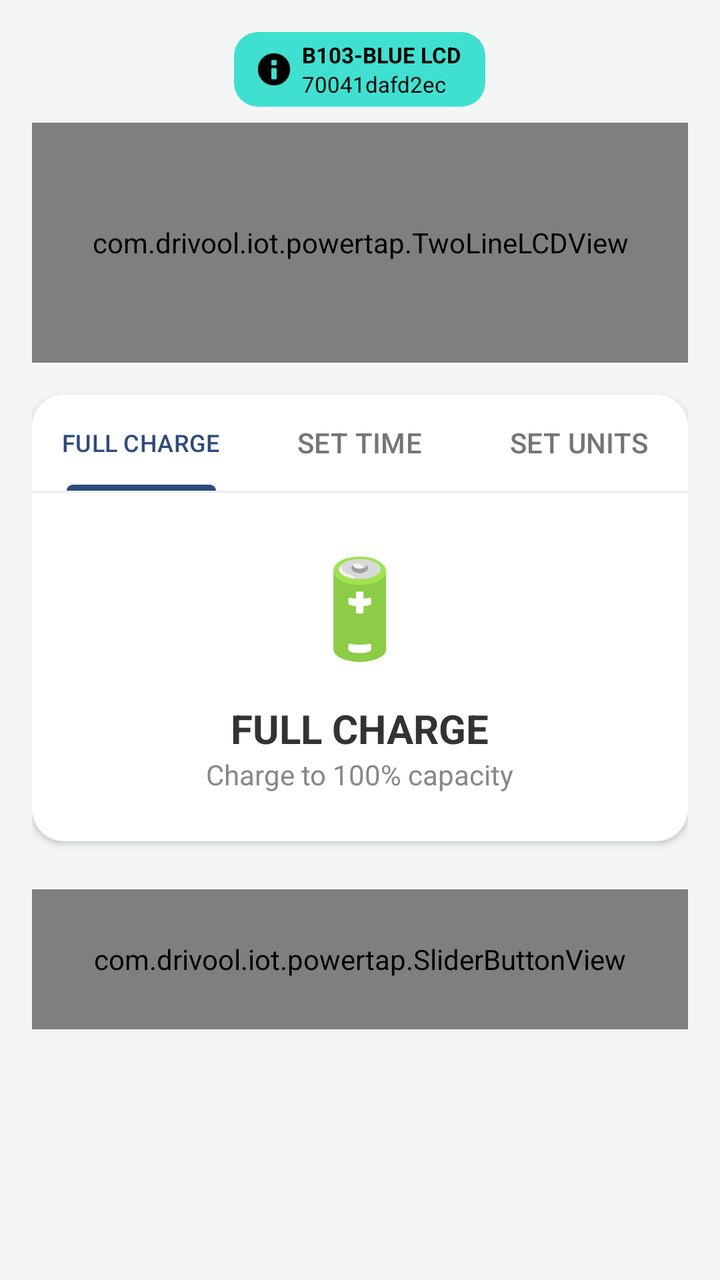
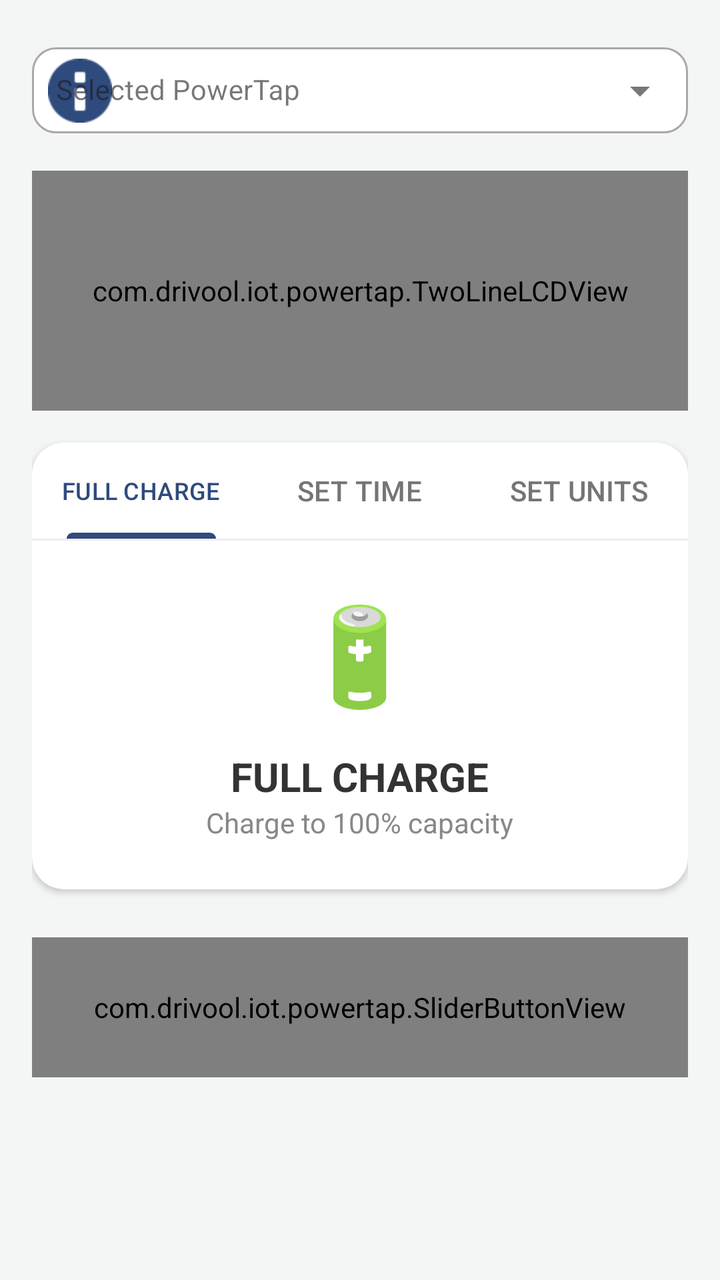

Before-and-after screenshots of an Android layout around one commit, followed by the original layout XML and the change that was made.
<!-- AndroidManifest.xml: application theme Theme.PowerTap -->
<!-- res/layout/fragment_home.xml -->
<?xml version="1.0" encoding="utf-8"?>
<ScrollView xmlns:android="http://schemas.android.com/apk/res/android"
    xmlns:app="http://schemas.android.com/apk/res-auto"
    android:layout_width="match_parent"
    android:layout_height="match_parent"
    android:background="#f4f6f6">

    <LinearLayout
        android:layout_width="match_parent"
        android:layout_height="wrap_content"
        android:orientation="vertical"
        android:padding="16dp"
        android:gravity="center_horizontal">

        
        <LinearLayout
            android:layout_width="match_parent"
            android:layout_height="wrap_content"
            android:orientation="vertical"
            android:gravity="center_horizontal"
            android:layout_marginBottom="16dp">

            
            <LinearLayout
                android:layout_width="wrap_content"
                android:layout_height="wrap_content"
                android:background="@drawable/badge_background"
                android:orientation="horizontal"
                android:paddingHorizontal="12dp"
                android:paddingVertical="4dp"
                android:layout_marginBottom="8dp"
                android:gravity="center_vertical">

                <ImageView
                    android:layout_width="16dp"
                    android:layout_height="16dp"
                    android:src="@android:drawable/ic_dialog_info"
                    android:layout_marginEnd="6dp"
                    app:tint="@color/black"
                    android:contentDescription="Info" />

                <LinearLayout
                    android:layout_width="wrap_content"
                    android:layout_height="wrap_content"
                    android:orientation="vertical">
                    <TextView
                        android:layout_width="wrap_content"
                        android:layout_height="wrap_content"
                        android:text="B103-BLUE LCD"
                        android:textStyle="bold"
                        android:textColor="@color/black"
                        android:textSize="11sp" />
                    <TextView
                        android:layout_width="wrap_content"
                        android:layout_height="wrap_content"
                        android:text="70041dafd2ec"
                        android:textColor="@color/black"
                        android:textSize="11sp" />
                </LinearLayout>
            </LinearLayout>

            
            <com.drivool.iot.powertap.TwoLineLCDView
                android:id="@+id/lcd_view"
                android:layout_width="match_parent"
                android:layout_height="120dp" />
        </LinearLayout>

        
        <androidx.cardview.widget.CardView
            android:layout_width="match_parent"
            android:layout_height="wrap_content"
            android:layout_marginBottom="16dp"
            app:cardCornerRadius="16dp"
            app:cardElevation="2dp"
            app:cardBackgroundColor="@color/white">

            <LinearLayout
                android:layout_width="match_parent"
                android:layout_height="wrap_content"
                android:orientation="vertical">

                <com.google.android.material.tabs.TabLayout
                    android:id="@+id/tabLayout"
                    android:layout_width="match_parent"
                    android:layout_height="wrap_content"
                    app:tabIndicatorColor="@color/tab_indicator"
                    app:tabSelectedTextColor="@color/tab_indicator"
                    app:tabTextColor="#757575"
                    app:tabRippleColor="@android:color/transparent"
                    app:tabMode="fixed"
                    app:tabGravity="fill"
                    android:background="@color/white">
                    <com.google.android.material.tabs.TabItem
                        android:layout_width="wrap_content"
                        android:layout_height="wrap_content"
                        android:text="FULL CHARGE" />
                    <com.google.android.material.tabs.TabItem
                        android:layout_width="wrap_content"
                        android:layout_height="wrap_content"
                        android:text="SET TIME" />
                    <com.google.android.material.tabs.TabItem
                        android:layout_width="wrap_content"
                        android:layout_height="wrap_content"
                        android:text="SET UNITS" />
                </com.google.android.material.tabs.TabLayout>

                <View
                    android:layout_width="match_parent"
                    android:layout_height="1dp"
                    android:background="#EEEEEE" />

                <LinearLayout
                    android:layout_width="match_parent"
                    android:layout_height="wrap_content"
                    android:orientation="vertical"
                    android:padding="24dp"
                    android:gravity="center">

                    <TextView
                        android:id="@+id/txtIcon"
                        android:layout_width="wrap_content"
                        android:layout_height="wrap_content"
                        android:text="🔋"
                        android:textSize="48sp"
                        android:layout_marginBottom="16dp" />

                    <TextView
                        android:id="@+id/txtTitle"
                        android:layout_width="wrap_content"
                        android:layout_height="wrap_content"
                        android:text="FULL CHARGE"
                        android:textSize="20sp"
                        android:textStyle="bold"
                        android:textColor="#333333" />

                    <TextView
                        android:id="@+id/txtSubtitle"
                        android:layout_width="wrap_content"
                        android:layout_height="wrap_content"
                        android:text="Charge to 100% capacity"
                        android:textColor="#888888"
                        android:textSize="14sp" />

                    <LinearLayout
                        android:id="@+id/sliderSection"
                        android:layout_width="match_parent"
                        android:layout_height="wrap_content"
                        android:orientation="vertical"
                        android:visibility="gone"
                        android:gravity="center">

                        <LinearLayout
                            android:layout_width="match_parent"
                            android:layout_height="wrap_content"
                            android:gravity="center_vertical"
                            android:orientation="horizontal">

                            <com.google.android.material.button.MaterialButton
                                android:id="@+id/btnMinus"
                                android:layout_width="56dp"
                                android:layout_height="56dp"
                                android:text="-"
                                android:textAllCaps="false"
                                android:textColor="#FFFFFF"
                                android:textStyle="bold"
                                android:textSize="28sp"
                                app:backgroundTint="#C8B0F9"
                                app:cornerRadius="28dp"
                                android:padding="0dp"
                                android:insetTop="0dp"
                                android:insetBottom="0dp"
                                android:insetLeft="0dp"
                                android:insetRight="0dp"
                                app:iconPadding="0dp" />

                            <TextView
                                android:id="@+id/txtValue"
                                android:layout_width="0dp"
                                android:layout_height="wrap_content"
                                android:layout_weight="1"
                                android:gravity="center"
                                android:text="1:00"
                                android:textSize="32sp"
                                android:textColor="@color/black"
                                android:textStyle="bold" />

                            <com.google.android.material.button.MaterialButton
                                android:id="@+id/btnPlus"
                                android:layout_width="56dp"
                                android:layout_height="56dp"
                                android:text="+"
                                android:textAllCaps="false"
                                android:textColor="#FFFFFF"
                                android:textStyle="bold"
                                android:textSize="20sp"
                                app:backgroundTint="#C8B0F9"
                                app:cornerRadius="28dp"
                                android:padding="0dp"
                                android:insetTop="0dp"
                                android:insetBottom="0dp"
                                android:insetLeft="0dp"
                                android:insetRight="0dp"
                                app:iconPadding="0dp" />
                        </LinearLayout>

                        <SeekBar
                            android:id="@+id/seekBar"
                            android:layout_width="match_parent"
                            android:layout_height="wrap_content"
                            android:layout_marginTop="16dp" />

                        <TextView
                            android:id="@+id/txtInfo"
                            android:layout_width="match_parent"
                            android:layout_height="wrap_content"
                            android:gravity="center"
                            android:textColor="#888888"
                            android:textSize="14sp"
                            android:layout_marginTop="8dp" />
                    </LinearLayout>
                </LinearLayout>
            </LinearLayout>
        </androidx.cardview.widget.CardView>

        <com.drivool.iot.powertap.SliderButtonView
            android:id="@+id/slider_button"
            android:layout_width="match_parent"
            android:layout_height="70dp"
            android:layout_marginTop="8dp" />

    </LinearLayout>
</ScrollView>
<!-- resources referenced by this layout -->
<resources>
  <color name="black">#000000</color>
  <color name="tab_indicator">#2f4a7c</color>
  <color name="white">#FFFFFF</color>
  <!-- drawable badge_background (drawable) -->
  <?xml version="1.0" encoding="utf-8"?>
  <shape xmlns:android="http://schemas.android.com/apk/res/android">
      <solid android:color="@color/turquoise_blue" />
      <corners android:radius="12dp" />
  </shape>
  <style name="Theme.PowerTap" parent="Theme.Material3.DayNight.NoActionBar">
          <item name="colorPrimary">#2f4a7c</item>
          <item name="android:statusBarColor">#2f4a7c</item>
      </style>
  <color name="turquoise_blue">#40E0D0</color>
</resources>

<!-- the commit's change to res/layout/fragment_home.xml (unified diff, before → after) -->
@@ -5,229 +5,258 @@
     android:layout_height="match_parent"
     android:background="#f4f6f6">
 
-    <LinearLayout
+    <FrameLayout
         android:layout_width="match_parent"
-        android:layout_height="wrap_content"
-        android:orientation="vertical"
-        android:padding="16dp"
-        android:gravity="center_horizontal">
-
-        
+        android:layout_height="match_parent">
+
         <LinearLayout
+            android:id="@+id/mainContent"
             android:layout_width="match_parent"
             android:layout_height="wrap_content"
             android:orientation="vertical"
-            android:gravity="center_horizontal"
-            android:layout_marginBottom="16dp">
+            android:padding="16dp"
+            android:gravity="center_horizontal">
 
             
-            <LinearLayout
-                android:layout_width="wrap_content"
-                android:layout_height="wrap_content"
-                android:background="@drawable/badge_background"
-                android:orientation="horizontal"
-                android:paddingHorizontal="12dp"
-                android:paddingVertical="4dp"
-                android:layout_marginBottom="8dp"
-                android:gravity="center_vertical">
-
-                <ImageView
-                    android:layout_width="16dp"
-                    android:layout_height="16dp"
-                    android:src="@android:drawable/ic_dialog_info"
-                    android:layout_marginEnd="6dp"
-                    app:tint="@color/black"
-                    android:contentDescription="Info" />
-
-                <LinearLayout
-                    android:layout_width="wrap_content"
+            <com.google.android.material.textfield.TextInputLayout
+                style="@style/Widget.MaterialComponents.TextInputLayout.OutlinedBox.ExposedDropdownMenu"
+                android:layout_width="match_parent"
+                android:layout_height="wrap_content"
+                android:layout_marginBottom="16dp"
+                android:hint="Selected PowerTap"
+                app:startIconDrawable="@android:drawable/ic_dialog_info"
+                app:startIconTint="@color/primary_blue"
+                app:boxBackgroundColor="@color/white"
+                app:boxCornerRadiusTopStart="12dp"
+                app:boxCornerRadiusTopEnd="12dp"
+                app:boxCornerRadiusBottomStart="12dp"
+                app:boxCornerRadiusBottomEnd="12dp">
+
+                <AutoCompleteTextView
+                    android:id="@+id/deviceSelector"
+                    android:layout_width="match_parent"
                     android:layout_height="wrap_content"
-                    android:orientation="vertical">
-                    <TextView
-                        android:layout_width="wrap_content"
-                        android:layout_height="wrap_content"
-                        android:text="B103-BLUE LCD"
-                        android:textStyle="bold"
-                        android:textColor="@color/black"
-                        android:textSize="11sp" />
-                    <TextView
-                        android:layout_width="wrap_content"
-                        android:layout_height="wrap_content"
-                        android:text="70041dafd2ec"
-                        android:textColor="@color/black"
-                        android:textSize="11sp" />
-                </LinearLayout>
-            </LinearLayout>
+                    android:inputType="none"
+                    android:textSize="14sp"
+                    android:padding="12dp" />
+            </com.google.android.material.textfield.TextInputLayout>
 
             
             <com.drivool.iot.powertap.TwoLineLCDView
                 android:id="@+id/lcd_view"
                 android:layout_width="match_parent"
-                android:layout_height="120dp" />
-        </LinearLayout>
-
-        
-        <androidx.cardview.widget.CardView
-            android:layout_width="match_parent"
-            android:layout_height="wrap_content"
-            android:layout_marginBottom="16dp"
-            app:cardCornerRadius="16dp"
-            app:cardElevation="2dp"
-            app:cardBackgroundColor="@color/white">
-
-            <LinearLayout
-                android:layout_width="match_parent"
-                android:layout_height="wrap_content"
-                android:orientation="vertical">
-
-                <com.google.android.material.tabs.TabLayout
-                    android:id="@+id/tabLayout"
-                    android:layout_width="match_parent"
-                    android:layout_height="wrap_content"
-                    app:tabIndicatorColor="@color/tab_indicator"
-                    app:tabSelectedTextColor="@color/tab_indicator"
-                    app:tabTextColor="#757575"
-                    app:tabRippleColor="@android:color/transparent"
-                    app:tabMode="fixed"
-                    app:tabGravity="fill"
-                    android:background="@color/white">
-                    <com.google.android.material.tabs.TabItem
-                        android:layout_width="wrap_content"
-                        android:layout_height="wrap_content"
-                        android:text="FULL CHARGE" />
-                    <com.google.android.material.tabs.TabItem
-                        android:layout_width="wrap_content"
-                        android:layout_height="wrap_content"
-                        android:text="SET TIME" />
-                    <com.google.android.material.tabs.TabItem
-                        android:layout_width="wrap_content"
-                        android:layout_height="wrap_content"
-                        android:text="SET UNITS" />
-                </com.google.android.material.tabs.TabLayout>
-
-                <View
-                    android:layout_width="match_parent"
-                    android:layout_height="1dp"
-                    android:background="#EEEEEE" />
+                android:layout_height="120dp"
+                android:layout_marginBottom="16dp" />
+
+            
+            <androidx.cardview.widget.CardView
+                android:layout_width="match_parent"
+                android:layout_height="wrap_content"
+                android:layout_marginBottom="16dp"
+                app:cardCornerRadius="16dp"
+                app:cardElevation="2dp"
+                app:cardBackgroundColor="@color/white">
 
                 <LinearLayout
                     android:layout_width="match_parent"
                     android:layout_height="wrap_content"
-                    android:orientation="vertical"
-                    android:padding="24dp"
-                    android:gravity="center">
-
-                    <TextView
-                        android:id="@+id/txtIcon"
-                        android:layout_width="wrap_content"
+                    android:orientation="vertical">
+
+                    <com.google.android.material.tabs.TabLayout
+                        android:id="@+id/tabLayout"
+                        android:layout_width="match_parent"
                         android:layout_height="wrap_content"
-                        android:text="🔋"
-                        android:textSize="48sp"
-                        android:layout_marginBottom="16dp" />
-
-                    <TextView
-                        android:id="@+id/txtTitle"
-                        android:layout_width="wrap_content"
-                        android:layout_height="wrap_content"
-                        android:text="FULL CHARGE"
-                        android:textSize="20sp"
-                        android:textStyle="bold"
-                        android:textColor="#333333" />
-
-                    <TextView
-                        android:id="@+id/txtSubtitle"
-                        android:layout_width="wrap_content"
-                        android:layout_height="wrap_content"
-                        android:text="Charge to 100% capacity"
-                        android:textColor="#888888"
-                        android:textSize="14sp" />
+                        app:tabIndicatorColor="@color/tab_indicator"
+                        app:tabSelectedTextColor="@color/tab_indicator"
+                        app:tabTextColor="#757575"
+                        app:tabRippleColor="@android:color/transparent"
+                        app:tabMode="fixed"
+                        app:tabGravity="fill"
+                        android:background="@color/white">
+                        <com.google.android.material.tabs.TabItem
+                            android:layout_width="wrap_content"
+                            android:layout_height="wrap_content"
+                            android:text="FULL CHARGE" />
+                        <com.google.android.material.tabs.TabItem
+                            android:layout_width="wrap_content"
+                            android:layout_height="wrap_content"
+                            android:text="SET TIME" />
+                        <com.google.android.material.tabs.TabItem
+                            android:layout_width="wrap_content"
+                            android:layout_height="wrap_content"
+                            android:text="SET UNITS" />
+                    </com.google.android.material.tabs.TabLayout>
+
+                    <View
+                        android:layout_width="match_parent"
+                        android:layout_height="1dp"
+                        android:background="#EEEEEE" />
 
                     <LinearLayout
-                        android:id="@+id/sliderSection"
                         android:layout_width="match_parent"
                         android:layout_height="wrap_content"
                         android:orientation="vertical"
-                        android:visibility="gone"
+                        android:padding="24dp"
                         android:gravity="center">
 
+                        <TextView
+                            android:id="@+id/txtIcon"
+                            android:layout_width="wrap_content"
+                            android:layout_height="wrap_content"
+                            android:text="🔋"
+                            android:textSize="48sp"
+                            android:layout_marginBottom="16dp" />
+
+                        <TextView
+                            android:id="@+id/txtTitle"
+                            android:layout_width="wrap_content"
+                            android:layout_height="wrap_content"
+                            android:text="FULL CHARGE"
+                            android:textSize="20sp"
+                            android:textStyle="bold"
+                            android:textColor="#333333" />
+
+                        <TextView
+                            android:id="@+id/txtSubtitle"
+                            android:layout_width="wrap_content"
+                            android:layout_height="wrap_content"
+                            android:text="Charge to 100% capacity"
+                            android:textColor="#888888"
+                            android:textSize="14sp" />
+
                         <LinearLayout
+                            android:id="@+id/sliderSection"
                             android:layout_width="match_parent"
                             android:layout_height="wrap_content"
-                            android:gravity="center_vertical"
-                            android:orientation="horizontal">
-
-                            <com.google.android.material.button.MaterialButton
-                                android:id="@+id/btnMinus"
-                                android:layout_width="56dp"
-                                android:layout_height="56dp"
-                                android:text="-"
-                                android:textAllCaps="false"
-                                android:textColor="#FFFFFF"
-                                android:textStyle="bold"
-                                android:textSize="28sp"
-                                app:backgroundTint="#C8B0F9"
-                                app:cornerRadius="28dp"
-                                android:padding="0dp"
-                                android:insetTop="0dp"
-                                android:insetBottom="0dp"
-                                android:insetLeft="0dp"
-                                android:insetRight="0dp"
-                                app:iconPadding="0dp" />
+                            android:orientation="vertical"
+                            android:visibility="gone"
+                            android:gravity="center">
+
+                            <LinearLayout
+                                android:layout_width="match_parent"
+                                android:layout_height="wrap_content"
+                                android:gravity="center_vertical"
+                                android:orientation="horizontal">
+
+                                <com.google.android.material.button.MaterialButton
+                                    android:id="@+id/btnMinus"
+                                    android:layout_width="56dp"
+                                    android:layout_height="56dp"
+                                    android:text="-"
+                                    android:textAllCaps="false"
+                                    android:textColor="#FFFFFF"
+                                    android:textStyle="bold"
+                                    android:textSize="28sp"
+                                    app:backgroundTint="#C8B0F9"
+                                    app:cornerRadius="28dp"
+                                    android:padding="0dp"
+                                    android:insetTop="0dp"
+                                    android:insetBottom="0dp"
+                                    android:insetLeft="0dp"
+                                    android:insetRight="0dp"
+                                    app:iconPadding="0dp" />
+
+                                <TextView
+                                    android:id="@+id/txtValue"
+                                    android:layout_width="0dp"
+                                    android:layout_height="wrap_content"
+                                    android:layout_weight="1"
+                                    android:gravity="center"
+                                    android:text="1:00"
+                                    android:textSize="32sp"
+                                    android:textColor="@color/black"
+                                    android:textStyle="bold" />
+
+                                <com.google.android.material.button.MaterialButton
+                                    android:id="@+id/btnPlus"
+                                    android:layout_width="56dp"
+                                    android:layout_height="56dp"
+                                    android:text="+"
+                                    android:textAllCaps="false"
+                                    android:textColor="#FFFFFF"
+                                    android:textStyle="bold"
+                                    android:textSize="20sp"
+                                    app:backgroundTint="#C8B0F9"
+                                    app:cornerRadius="28dp"
+                                    android:padding="0dp"
+                                    android:insetTop="0dp"
+                                    android:insetBottom="0dp"
+                                    android:insetLeft="0dp"
+                                    android:insetRight="0dp"
+                                    app:iconPadding="0dp" />
+                            </LinearLayout>
+
+                            <SeekBar
+                                android:id="@+id/seekBar"
+                                android:layout_width="match_parent"
+                                android:layout_height="wrap_content"
+                                android:layout_marginTop="16dp" />
 
                             <TextView
-                                android:id="@+id/txtValue"
-                                android:layout_width="0dp"
+                                android:id="@+id/txtInfo"
+                                android:layout_width="match_parent"
                                 android:layout_height="wrap_content"
-                                android:layout_weight="1"
                                 android:gravity="center"
-                                android:text="1:00"
-                                android:textSize="32sp"
-                                android:textColor="@color/black"
-                                android:textStyle="bold" />
-
-                            <com.google.android.material.button.MaterialButton
-                                android:id="@+id/btnPlus"
-                                android:layout_width="56dp"
-                                android:layout_height="56dp"
-                                android:text="+"
-                                android:textAllCaps="false"
-                                android:textColor="#FFFFFF"
-                                android:textStyle="bold"
-                                android:textSize="20sp"
-                                app:backgroundTint="#C8B0F9"
-                                app:cornerRadius="28dp"
-                                android:padding="0dp"
-                                android:insetTop="0dp"
-                                android:insetBottom="0dp"
-                                android:insetLeft="0dp"
-                                android:insetRight="0dp"
-                                app:iconPadding="0dp" />
+                                android:textColor="#888888"
+                                android:textSize="14sp"
+                                android:layout_marginTop="8dp" />
                         </LinearLayout>
-
-                        <SeekBar
-                            android:id="@+id/seekBar"
-                            android:layout_width="match_parent"
-                            android:layout_height="wrap_content"
-                            android:layout_marginTop="16dp" />
-
-                        <TextView
-                            android:id="@+id/txtInfo"
-                            android:layout_width="match_parent"
-                            android:layout_height="wrap_content"
-                            android:gravity="center"
-                            android:textColor="#888888"
-                            android:textSize="14sp"
-                            android:layout_marginTop="8dp" />
                     </LinearLayout>
                 </LinearLayout>
-            </LinearLayout>
-        </androidx.cardview.widget.CardView>
-
-        <com.drivool.iot.powertap.SliderButtonView
-            android:id="@+id/slider_button"
+            </androidx.cardview.widget.CardView>
+
+            <com.drivool.iot.powertap.SliderButtonView
+                android:id="@+id/slider_button"
+                android:layout_width="match_parent"
+                android:layout_height="70dp"
+                android:layout_marginTop="8dp" />
+
+        </LinearLayout>
+
+        
+        <LinearLayout
+            android:id="@+id/emptyState"
             android:layout_width="match_parent"
-            android:layout_height="70dp"
-            android:layout_marginTop="8dp" />
-
-    </LinearLayout>
+            android:layout_height="match_parent"
+            android:background="#f4f6f6"
+            android:gravity="center"
+            android:orientation="vertical"
+            android:padding="32dp"
+            android:visibility="gone">
+
+            <TextView
+                android:layout_width="wrap_content"
+                android:layout_height="wrap_content"
+                android:text="👋"
+                android:textSize="80sp" />
+
+            <TextView
+                android:layout_width="wrap_content"
+                android:layout_height="wrap_content"
+                android:layout_marginTop="16dp"
+                android:text="Ready to Charge?"
+                android:textColor="@color/black"
+                android:textSize="22sp"
+                android:textStyle="bold" />
+
+            <TextView
+                android:layout_width="wrap_content"
+                android:layout_height="wrap_content"
+                android:layout_marginTop="8dp"
+                android:gravity="center"
+                android:text="Connect your first PowerTap device to get started."
+                android:textColor="#666666"
+                android:textSize="16sp" />
+
+            <com.google.android.material.button.MaterialButton
+                android:id="@+id/btnSetupFirstDevice"
+                android:layout_width="match_parent"
+                android:layout_height="wrap_content"
+                android:layout_marginTop="32dp"
+                android:padding="16dp"
+                android:text="Find Nearby Devices"
+                app:cornerRadius="12dp" />
+
+        </LinearLayout>
+    </FrameLayout>
 </ScrollView>
<!-- resource entries referenced after the edit -->
@@ -1,18 +1,12 @@
 <!-- resources referenced by this layout -->
 <resources>
   <color name="black">#000000</color>
+  <color name="primary_blue">#2f4a7c</color>
   <color name="tab_indicator">#2f4a7c</color>
   <color name="white">#FFFFFF</color>
-  <!-- drawable badge_background (drawable) -->
-  <?xml version="1.0" encoding="utf-8"?>
-  <shape xmlns:android="http://schemas.android.com/apk/res/android">
-      <solid android:color="@color/turquoise_blue" />
-      <corners android:radius="12dp" />
-  </shape>
   <style name="Theme.PowerTap" parent="Theme.Material3.DayNight.NoActionBar">
           <item name="colorPrimary">#2f4a7c</item>
           <item name="android:statusBarColor">#2f4a7c</item>
       </style>
-  <color name="turquoise_blue">#40E0D0</color>
 </resources>
 
